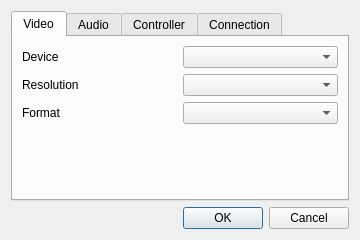
The window that client/ui/ui_resource/settings.ui (zhanddkk/KVM-over-USB) describes before a commit, drawn with Qt 5.
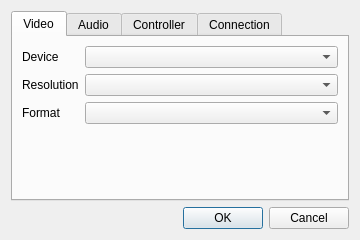
The same window after the commit.

```diff
--- a/client/ui/ui_resource/settings.ui
+++ b/client/ui/ui_resource/settings.ui
@@ -43,6 +43,12 @@
        </item>
        <item row="0" column="1">
         <widget class="QComboBox" name="combo_box_device">
+         <property name="sizePolicy">
+          <sizepolicy hsizetype="Expanding" vsizetype="Fixed">
+           <horstretch>0</horstretch>
+           <verstretch>0</verstretch>
+          </sizepolicy>
+         </property>
          <property name="mouseTracking">
           <bool>false</bool>
          </property>
```
Left out of the diff: 15 changed lines with no effect on the pictures.
